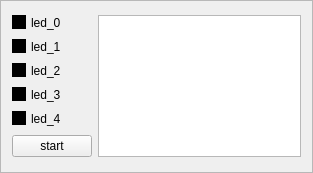
The window that simuleds/leds.ui (feth/simuleds) describes before a commit, drawn with Qt 5.
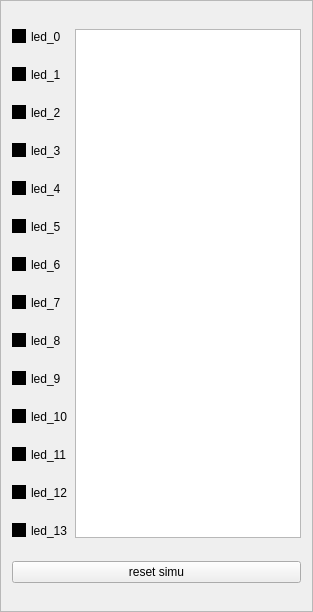
The same window after the commit.

Diff of the .ui file:
```diff
--- a/simuleds/leds.ui
+++ b/simuleds/leds.ui
@@ -7,7 +7,7 @@
     <x>0</x>
     <y>0</y>
     <width>313</width>
-    <height>173</height>
+    <height>612</height>
    </rect>
   </property>
   <property name="windowTitle">
@@ -38,9 +38,6 @@
      </property>
     </widget>
    </item>
-   <item row="0" column="1" rowspan="6">
-    <widget class="QTextBrowser" name="log"/>
-   </item>
    <item row="1" column="0">
     <widget class="QCheckBox" name="led_1">
      <property name="text">
@@ -55,6 +52,9 @@
      </property>
     </widget>
    </item>
+   <item row="0" column="1" rowspan="14">
+    <widget class="QTextBrowser" name="log"/>
+   </item>
    <item row="3" column="0">
     <widget class="QCheckBox" name="led_3">
      <property name="text">
@@ -70,9 +70,72 @@
     </widget>
    </item>
    <item row="5" column="0">
+    <widget class="QCheckBox" name="led_5">
+     <property name="text">
+      <string>led_5</string>
+     </property>
+    </widget>
+   </item>
+   <item row="6" column="0">
+    <widget class="QCheckBox" name="led_6">
+     <property name="text">
+      <string>led_6</string>
+     </property>
+    </widget>
+   </item>
+   <item row="7" column="0">
+    <widget class="QCheckBox" name="led_7">
+     <property name="text">
+      <string>led_7</string>
+     </property>
+    </widget>
+   </item>
+   <item row="8" column="0">
+    <widget class="QCheckBox" name="led_8">
+     <property name="text">
+      <string>led_8</string>
+     </property>
+    </widget>
+   </item>
+   <item row="9" column="0">
+    <widget class="QCheckBox" name="led_9">
+     <property name="text">
+      <string>led_9</string>
+     </property>
+    </widget>
+   </item>
+   <item row="10" column="0">
+    <widget class="QCheckBox" name="led_10">
+     <property name="text">
+      <string>led_10</string>
+     </property>
+    </widget>
+   </item>
+   <item row="11" column="0">
+    <widget class="QCheckBox" name="led_11">
+     <property name="text">
+      <string>led_11</string>
+     </property>
+    </widget>
+   </item>
+   <item row="12" column="0">
+    <widget class="QCheckBox" name="led_12">
+     <property name="text">
+      <string>led_12</string>
+     </property>
+    </widget>
+   </item>
+   <item row="13" column="0">
+    <widget class="QCheckBox" name="led_13">
+     <property name="text">
+      <string>led_13</string>
+     </property>
+    </widget>
+   </item>
+   <item row="14" column="0" colspan="2">
     <widget class="QPushButton" name="start">
      <property name="text">
-      <string>start</string>
+      <string>reset simu</string>
      </property>
     </widget>
    </item>
```
Left out of the diff: 2 changed lines with no effect on the pictures.
